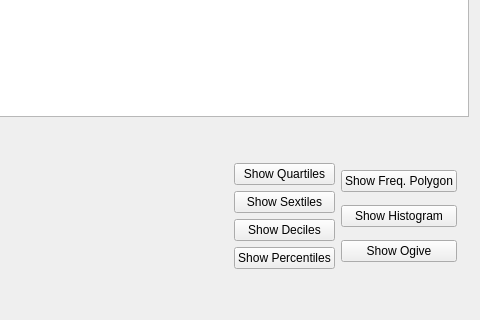
Above: ui/classintervalfreqt.ui from h-nick/SHelper before the change; both pictures show x 395 to 875 and y 185 to 505 of the 875 by 505 pixel window. Below: the same form after it.
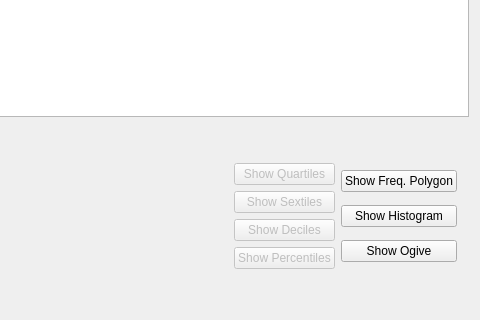
That is the form after the change.

```diff
--- a/ui/classintervalfreqt.ui
+++ b/ui/classintervalfreqt.ui
@@ -160,6 +160,9 @@
      </item>
      <item>
       <widget class="QPushButton" name="buttonQuartiles">
+       <property name="enabled">
+        <bool>false</bool>
+       </property>
        <property name="text">
         <string>Show Quartiles</string>
        </property>
@@ -167,6 +170,9 @@
      </item>
      <item>
       <widget class="QPushButton" name="buttonSextiles">
+       <property name="enabled">
+        <bool>false</bool>
+       </property>
        <property name="text">
         <string>Show Sextiles</string>
        </property>
@@ -174,6 +180,9 @@
      </item>
      <item>
       <widget class="QPushButton" name="buttonDeciles">
+       <property name="enabled">
+        <bool>false</bool>
+       </property>
        <property name="text">
         <string>Show Deciles</string>
        </property>
@@ -181,6 +190,9 @@
      </item>
      <item>
       <widget class="QPushButton" name="buttonPercentiles">
+       <property name="enabled">
+        <bool>false</bool>
+       </property>
        <property name="text">
         <string>Show Percentiles</string>
        </property>
```
